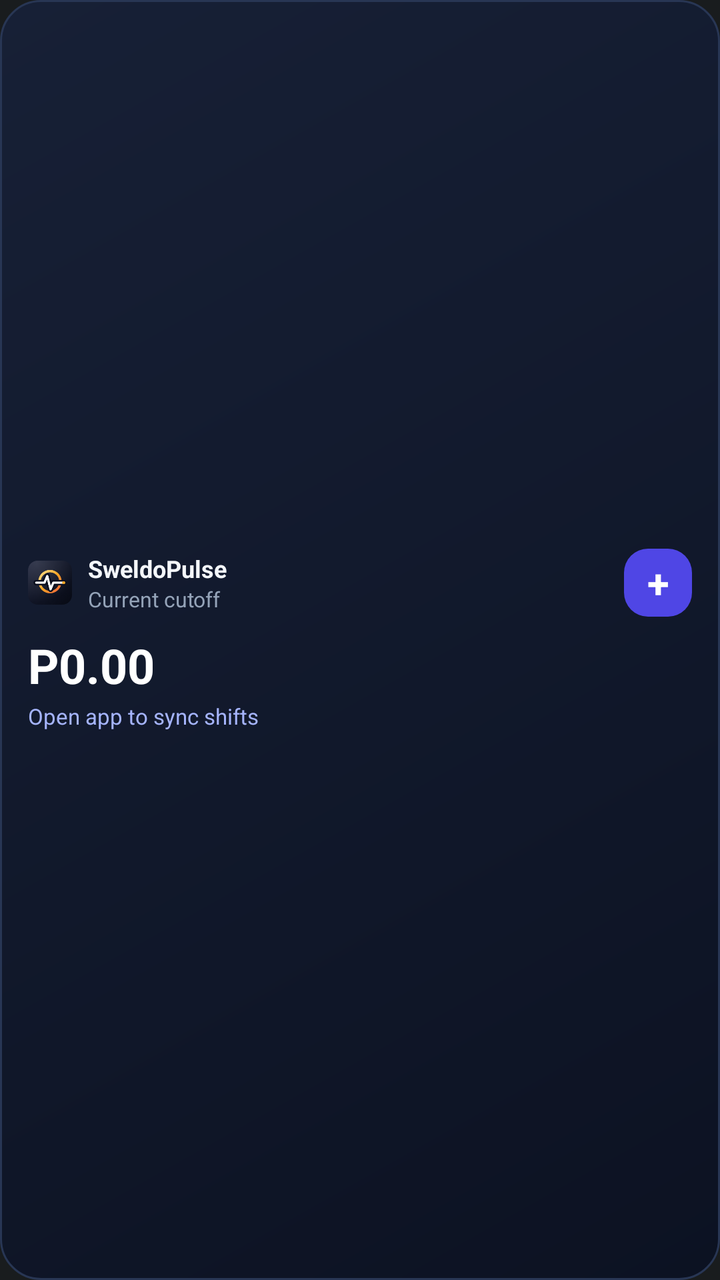
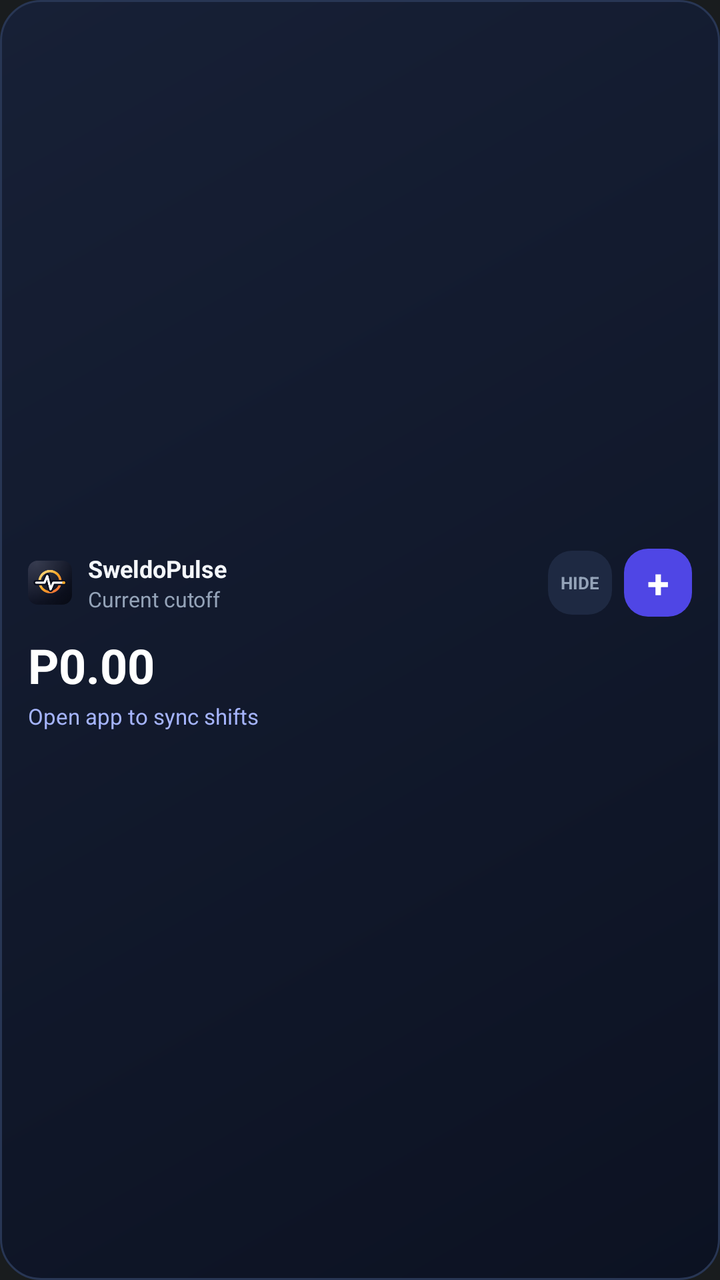

Before-and-after screenshots of an Android layout around one commit, followed by the original layout XML and the change that was made.
<!-- AndroidManifest.xml: application theme android:Theme.DeviceDefault.NoActionBar -->
<!-- res/layout/widget_sweldo.xml -->
<?xml version="1.0" encoding="utf-8"?>
<LinearLayout xmlns:android="http://schemas.android.com/apk/res/android"
    android:id="@+id/widget_root"
    android:layout_width="match_parent"
    android:layout_height="match_parent"
    android:orientation="vertical"
    android:background="@drawable/widget_bg_dark"
    android:padding="14dp"
    android:gravity="center_vertical">

    <LinearLayout
        android:layout_width="match_parent"
        android:layout_height="wrap_content"
        android:orientation="horizontal"
        android:gravity="center_vertical">

        <ImageView
            android:layout_width="22dp"
            android:layout_height="22dp"
            android:src="@mipmap/ic_launcher"
            android:contentDescription="SweldoPulse"/>

        <LinearLayout
            android:layout_width="0dp"
            android:layout_height="wrap_content"
            android:layout_weight="1"
            android:orientation="vertical"
            android:paddingLeft="8dp"
            android:paddingRight="8dp">

            <TextView
                android:id="@+id/widget_period"
                android:layout_width="wrap_content"
                android:layout_height="wrap_content"
                android:text="SweldoPulse"
                android:textColor="#F4F7FB"
                android:textSize="12sp"
                android:textStyle="bold"
                android:singleLine="true"
                android:ellipsize="end"/>

            <TextView
                android:id="@+id/widget_badge"
                android:layout_width="wrap_content"
                android:layout_height="wrap_content"
                android:text="Current cutoff"
                android:textColor="#94A3B8"
                android:textSize="10.5sp"
                android:singleLine="true"
                android:ellipsize="end"/>
        </LinearLayout>

        <FrameLayout
            android:id="@+id/widget_add_btn"
            android:layout_width="34dp"
            android:layout_height="34dp">
            <ImageView
                android:id="@+id/widget_add_bg"
                android:layout_width="match_parent"
                android:layout_height="match_parent"
                android:scaleType="fitXY"
                android:src="@drawable/widget_btn_bg"
                android:contentDescription="Log shift"/>
            <TextView
                android:layout_width="match_parent"
                android:layout_height="match_parent"
                android:gravity="center"
                android:text="+"
                android:textColor="#FFFFFF"
                android:textSize="20sp"
                android:textStyle="bold"/>
        </FrameLayout>
    </LinearLayout>

    <TextView
        android:id="@+id/widget_net"
        android:layout_width="match_parent"
        android:layout_height="wrap_content"
        android:layout_marginTop="8dp"
        android:text="P0.00"
        android:textColor="#FFFFFF"
        android:textSize="24sp"
        android:textStyle="bold"
        android:singleLine="true"
        android:ellipsize="end"/>

    <TextView
        android:id="@+id/widget_meta"
        android:layout_width="match_parent"
        android:layout_height="wrap_content"
        android:layout_marginTop="2dp"
        android:text="Open app to sync shifts"
        android:textColor="#A5B4FC"
        android:textSize="11sp"
        android:singleLine="true"
        android:ellipsize="end"/>
</LinearLayout>
<!-- resources referenced by this layout -->
<resources>
  <!-- drawable widget_bg_dark (drawable) -->
  <?xml version="1.0" encoding="utf-8"?>
  <shape xmlns:android="http://schemas.android.com/apk/res/android" android:shape="rectangle">
      <gradient android:startColor="#172036" android:endColor="#0C1222" android:angle="315"/>
      <corners android:radius="20dp"/>
      <stroke android:width="1dp" android:color="#283654"/>
  </shape>
  <!-- drawable widget_btn_bg (drawable) -->
  <?xml version="1.0" encoding="utf-8"?>
  <shape xmlns:android="http://schemas.android.com/apk/res/android" android:shape="rectangle">
      <solid android:color="#4F46E5"/>
      <corners android:radius="12dp"/>
  </shape>
  <!-- mipmap ic_launcher: png bitmap (mipmap-hdpi, 6297 bytes) -->
</resources>

<!-- the commit's change to res/layout/widget_sweldo.xml (unified diff, before → after) -->
@@ -26,7 +26,7 @@
             android:layout_weight="1"
             android:orientation="vertical"
             android:paddingLeft="8dp"
-            android:paddingRight="8dp">
+            android:paddingRight="6dp">
 
             <TextView
                 android:id="@+id/widget_period"
@@ -49,6 +49,18 @@
                 android:singleLine="true"
                 android:ellipsize="end"/>
         </LinearLayout>
+
+        <TextView
+            android:id="@+id/widget_eye_btn"
+            android:layout_width="32dp"
+            android:layout_height="32dp"
+            android:layout_marginRight="6dp"
+            android:background="@drawable/widget_strip_dark"
+            android:gravity="center"
+            android:text="HIDE"
+            android:textColor="#94A3B8"
+            android:textSize="8.5sp"
+            android:textStyle="bold"/>
 
         <FrameLayout
             android:id="@+id/widget_add_btn"
<!-- resource entries referenced after the edit -->
@@ -13,6 +13,12 @@
       <solid android:color="#4F46E5"/>
       <corners android:radius="12dp"/>
   </shape>
+  <!-- drawable widget_strip_dark (drawable) -->
+  <?xml version="1.0" encoding="utf-8"?>
+  <shape xmlns:android="http://schemas.android.com/apk/res/android" android:shape="rectangle">
+      <solid android:color="#1E2942"/>
+      <corners android:radius="12dp"/>
+  </shape>
   <!-- mipmap ic_launcher: png bitmap (mipmap-hdpi, 6297 bytes) -->
 </resources>
 
